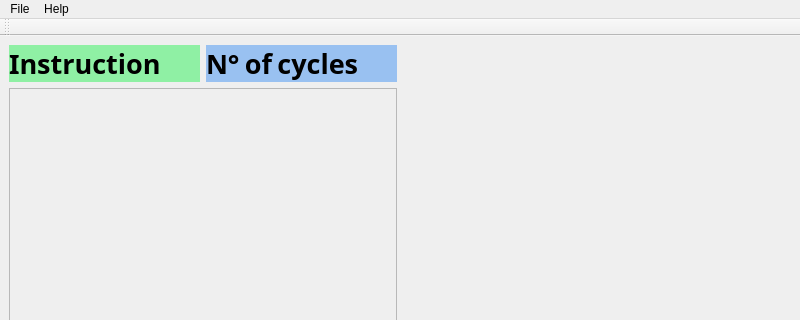
Qt form src/window.ui (Trees-Over-The-Lake/Tomasulo-Visual) before a commit; both pictures show x 0 to 800 and y 0 to 320 of the 800 by 600 pixel window.
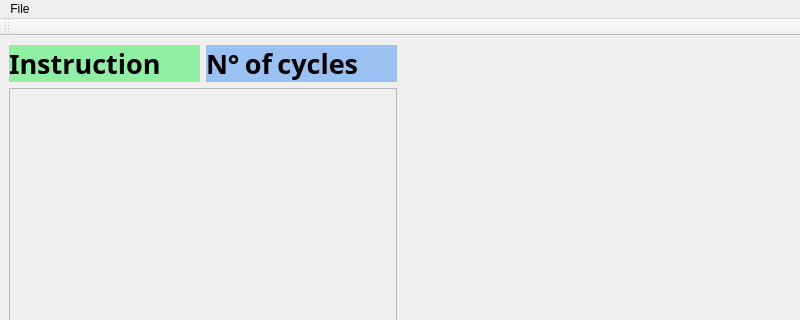
The same form after that commit. Custom widgets are drawn as their Qt base class.

Commit message: hfix: removed menuHelp button

```diff
--- a/src/window.ui
+++ b/src/window.ui
@@ -152,13 +152,7 @@
     <addaction name="openFile"/>
     <addaction name="exitApp"/>
    </widget>
-   <widget class="QMenu" name="menuHelp">
-    <property name="title">
-     <string>Help</string>
-    </property>
-   </widget>
    <addaction name="menuFile"/>
-   <addaction name="menuHelp"/>
   </widget>
   <action name="openFile">
    <property name="text">
```
The commit also changes 1 other file.
